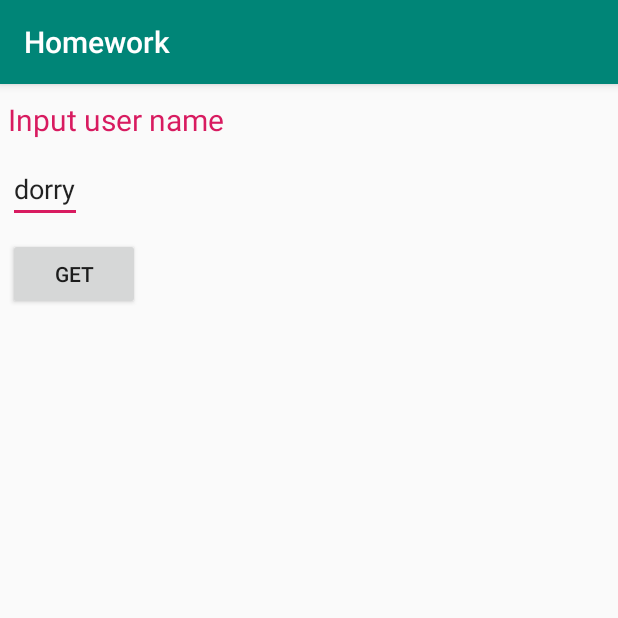
After one commit to Roman-Kov/android3, an Android app: the GitHubRepoActivity screen opened directly, with no data from a screen before it, on a phone screen of 412 x 824 dp, the top half of it. The commit adds this screen. Run offline under Robolectric (Android 15) with nearby library versions, the phone set to English and light mode, and no system bars; our stand-ins replace ButterKnife, RxJava; network calls fail.

Commit message:
Задание к уроку 4.

```diff
--- /dev/null
+++ b/app/src/main/java/com/rojer_ko/homework/lesson_4/data/network/IRestApiForRepos.java
@@ -0,0 +1,14 @@
+package com.rojer_ko.homework.lesson_4.data.network;
+
+import com.rojer_ko.homework.lesson_4.domain.model.GitHubRepo;
+
+import java.util.List;
+
+import io.reactivex.Single;
+import retrofit2.http.GET;
+import retrofit2.http.Path;
+
+public interface IRestApiForRepos {
+    @GET("users/{user}/repos")
+    Single<List<GitHubRepo>> loadRepositories(@Path("user") String user);
+}
--- /dev/null
+++ b/app/src/main/java/com/rojer_ko/homework/lesson_4/data/network/RetrofitInit.java
@@ -0,0 +1,23 @@
+package com.rojer_ko.homework.lesson_4.data.network;
+
+import retrofit2.Retrofit;
+import retrofit2.adapter.rxjava2.RxJava2CallAdapterFactory;
+import retrofit2.converter.gson.GsonConverterFactory;
+
+public class RetrofitInit {
+
+    private static final String BASE_URL = "https://api.github.com/";
+    private static IRestApiForRepos api;
+
+    public static synchronized IRestApiForRepos newApiInstance() {
+        if (api == null) {
+            api = new Retrofit.Builder()
+                    .baseUrl(BASE_URL)
+                    .addConverterFactory(GsonConverterFactory.create())
+                    .addCallAdapterFactory(RxJava2CallAdapterFactory.create())
+                    .build()
+                    .create(IRestApiForRepos.class);
+        }
+        return api;
+    }
+}
--- /dev/null
+++ b/app/src/main/java/com/rojer_ko/homework/lesson_4/data/repository/GitHubRepoRepositoryImpl.java
@@ -0,0 +1,25 @@
+package com.rojer_ko.homework.lesson_4.data.repository;
+
+import com.rojer_ko.homework.lesson_4.data.network.IRestApiForRepos;
+import com.rojer_ko.homework.lesson_4.domain.model.GitHubRepo;
+import com.rojer_ko.homework.lesson_4.domain.repository.GitHubRepoRepository;
+import java.util.List;
+import io.reactivex.Single;
+import io.reactivex.schedulers.Schedulers;
+
+public class GitHubRepoRepositoryImpl implements GitHubRepoRepository {
+
+    private IRestApiForRepos api;
+    private String user;
+
+    public GitHubRepoRepositoryImpl(IRestApiForRepos api, String user) {
+        this.api = api;
+        this.user = user;
+    }
+
+    @Override
+    public Single<List<GitHubRepo>> getRepos(){
+        return  api.loadRepositories(user)
+                .subscribeOn(Schedulers.io());
+    }
+}
--- /dev/null
+++ b/app/src/main/java/com/rojer_ko/homework/lesson_4/domain/repository/GitHubRepoRepository.java
@@ -0,0 +1,9 @@
+package com.rojer_ko.homework.lesson_4.domain.repository;
+
+import com.rojer_ko.homework.lesson_4.domain.model.GitHubRepo;
+import java.util.List;
+import io.reactivex.Single;
+
+public interface GitHubRepoRepository {
+    Single<List<GitHubRepo>> getRepos();
+}
--- /dev/null
+++ b/app/src/main/java/com/rojer_ko/homework/lesson_4/domain/usecase/GitHubRepoInteractor.java
@@ -0,0 +1,25 @@
+package com.rojer_ko.homework.lesson_4.domain.usecase;
+
+import com.rojer_ko.homework.lesson_4.domain.model.GitHubRepo;
+import com.rojer_ko.homework.lesson_4.domain.repository.GitHubRepoRepository;
+import java.util.Collections;
+import java.util.List;
+
+import io.reactivex.Single;
+
+public class GitHubRepoInteractor {
+
+    private GitHubRepoRepository repository;
+
+    public GitHubRepoInteractor(GitHubRepoRepository repository) {
+        this.repository = repository;
+    }
+
+    public Single<List<GitHubRepo>> getRepos(){
+        return  repository.getRepos()
+                .map(list -> {
+                    Collections.sort(list);
+                    return list;
+                });
+    }
+}
--- /dev/null
+++ b/app/src/main/java/com/rojer_ko/homework/lesson_4/presentation/GitHubRepoActivity.java
@@ -0,0 +1,75 @@
+package com.rojer_ko.homework.lesson_4.presentation;
+
+import androidx.appcompat.app.AppCompatActivity;
+import androidx.lifecycle.ViewModelProviders;
+import androidx.recyclerview.widget.LinearLayoutManager;
+import androidx.recyclerview.widget.RecyclerView;
+import android.os.Bundle;
+import android.widget.EditText;
+import com.rojer_ko.homework.R;
+import com.rojer_ko.homework.lesson_4.data.network.IRestApiForRepos;
+import com.rojer_ko.homework.lesson_4.data.network.RetrofitInit;
+import com.rojer_ko.homework.lesson_4.data.repository.GitHubRepoRepositoryImpl;
+import com.rojer_ko.homework.lesson_4.domain.repository.GitHubRepoRepository;
+import com.rojer_ko.homework.lesson_4.domain.usecase.GitHubRepoInteractor;
+import butterknife.BindView;
+import butterknife.ButterKnife;
+import butterknife.OnClick;
+
+public class GitHubRepoActivity extends AppCompatActivity {
+
+    private GitHubRepoAdapter adapter;
+    private GitHubViewModel viewModel;
+    private String user;
+    private GitHubRepoInteractor interactor;
+
+    @BindView(R.id.rv_git_hub_repos)
+    RecyclerView rv;
+
+    @BindView(R.id.userNameEditText)
+    EditText userNameEditText;
+
+    @Override
+    protected void onCreate(Bundle savedInstanceState) {
+        super.onCreate(savedInstanceState);
+        setContentView(R.layout.activity_git_hub_repo);
+        ButterKnife.bind(this);
+
+        user = userNameEditText.getText().toString();
+
+            initRetrofit(user);
+            initViewModel(interactor);
+            initRecycleView();
+
+            viewModel.gitHubLiveData.observe(this, data -> {
+                adapter.setList(data);
+            });
+    }
+
+    @OnClick(R.id.getReposBtn)
+    void getData(){
+        user = userNameEditText.getText().toString();
+        initRetrofit(user);
+        //initViewModel(interactor);
+        //в интерактор данные приходят, не могу понять
+        //как их положить в ViewModel
+
+    }
+
+    private void initRetrofit(String userName){
+        IRestApiForRepos api = RetrofitInit.newApiInstance();
+        GitHubRepoRepository repository = new GitHubRepoRepositoryImpl(api, userName);
+        interactor = new GitHubRepoInteractor(repository);
+    }
+
+    private void initViewModel(GitHubRepoInteractor interactor){
+        viewModel = ViewModelProviders.of(this, new GitHubViewModelFactory(interactor)).get(GitHubViewModel.class);
+        getLifecycle().addObserver(viewModel);
+    }
+
+    private void initRecycleView(){
+        adapter = new GitHubRepoAdapter();
+        rv.setLayoutManager(new LinearLayoutManager(this));
+        rv.setAdapter(adapter);
+    }
+}
--- /dev/null
+++ b/app/src/main/java/com/rojer_ko/homework/lesson_4/presentation/GitHubRepoAdapter.java
@@ -0,0 +1,54 @@
+package com.rojer_ko.homework.lesson_4.presentation;
+
+import android.view.LayoutInflater;
+import android.view.View;
+import android.view.ViewGroup;
+import android.widget.TextView;
+import androidx.annotation.NonNull;
+import androidx.recyclerview.widget.RecyclerView;
+import com.rojer_ko.homework.R;
+import com.rojer_ko.homework.lesson_4.domain.model.GitHubRepo;
+import java.util.ArrayList;
+import java.util.List;
+
+public class GitHubRepoAdapter extends RecyclerView.Adapter<GitHubRepoAdapter.ViewHolder> {
+
+    private ArrayList<GitHubRepo> gitHubReposList = new ArrayList<>();
+
+    void setList(List<GitHubRepo> data) {
+        gitHubReposList.clear();
+        gitHubReposList.addAll(data);
+        notifyDataSetChanged();
+    }
+
+    @NonNull
+    @Override
+    public ViewHolder onCreateViewHolder(@NonNull ViewGroup parent, int viewType) {
+        return new ViewHolder(LayoutInflater.from(parent.getContext()).inflate(R.layout.item_git_hub_repo, parent, false));
+    }
+
+    @Override
+    public void onBindViewHolder(@NonNull ViewHolder holder, int position) {
+        holder.bind(gitHubReposList.get(position));
+    }
+
+    @Override
+    public int getItemCount() {
+        return gitHubReposList.size();
+    }
+
+    class ViewHolder extends RecyclerView.ViewHolder {
+
+        private TextView gitHubRepo;
+
+        public ViewHolder(@NonNull View itemView) {
+            super(itemView);
+
+            gitHubRepo = itemView.findViewById(R.id.repoTextView);
+        }
+
+        void bind(GitHubRepo item) {
+            gitHubRepo.setText(item.fullName);
+        }
+    }
+}
--- /dev/null
+++ b/app/src/main/java/com/rojer_ko/homework/lesson_4/presentation/GitHubViewModel.java
@@ -0,0 +1,37 @@
+package com.rojer_ko.homework.lesson_4.presentation;
+
+import androidx.lifecycle.Lifecycle;
+import androidx.lifecycle.LifecycleObserver;
+import androidx.lifecycle.MutableLiveData;
+import androidx.lifecycle.OnLifecycleEvent;
+import androidx.lifecycle.ViewModel;
+import com.rojer_ko.homework.lesson_4.domain.model.GitHubRepo;
+import com.rojer_ko.homework.lesson_4.domain.usecase.GitHubRepoInteractor;
+import java.util.List;
+import io.reactivex.disposables.CompositeDisposable;
+
+public class GitHubViewModel extends ViewModel implements LifecycleObserver {
+
+        private GitHubRepoInteractor interactor;
+        private CompositeDisposable compositeDisposable = new CompositeDisposable();
+        public MutableLiveData<List<GitHubRepo>> gitHubLiveData = new MutableLiveData<>();
+
+        public GitHubViewModel(GitHubRepoInteractor interactor) {
+            this.interactor = interactor;
+        }
+
+        @OnLifecycleEvent(Lifecycle.Event.ON_START)
+        public void onStart() {
+            compositeDisposable.add(
+                    interactor.getRepos()
+                            .subscribe(result -> gitHubLiveData.postValue(result),
+                                    throwable -> System.out.println(throwable)
+                            ));
+        }
+
+        @Override
+        protected void onCleared() {
+            compositeDisposable.clear();
+            super.onCleared();
+        }
+}
--- /dev/null
+++ b/app/src/main/java/com/rojer_ko/homework/lesson_4/presentation/GitHubViewModelFactory.java
@@ -0,0 +1,25 @@
+package com.rojer_ko.homework.lesson_4.presentation;
+
+import androidx.annotation.NonNull;
+import androidx.lifecycle.ViewModel;
+import androidx.lifecycle.ViewModelProvider;
+
+import com.rojer_ko.homework.lesson_4.domain.usecase.GitHubRepoInteractor;
+
+public class GitHubViewModelFactory extends ViewModelProvider.NewInstanceFactory {
+
+    private GitHubRepoInteractor interactor;
+
+    public GitHubViewModelFactory(GitHubRepoInteractor interactor) {
+        this.interactor = interactor;
+    }
+
+    @NonNull
+    @Override
+    public <T extends ViewModel> T create(@NonNull Class<T> modelClass) {
+        if (modelClass == GitHubViewModel.class) {
+            return (T) new GitHubViewModel(interactor);
+        }
+        return null;
+    }
+}
--- /dev/null
+++ b/app/src/main/res/layout/activity_git_hub_repo.xml
@@ -0,0 +1,51 @@
+<?xml version="1.0" encoding="utf-8"?>
+<androidx.constraintlayout.widget.ConstraintLayout xmlns:android="http://schemas.android.com/apk/res/android"
+    xmlns:tools="http://schemas.android.com/tools"
+    android:layout_width="match_parent"
+    android:layout_height="match_parent"
+    xmlns:app="http://schemas.android.com/apk/res-auto"
+    tools:context=".lesson_4.presentation.GitHubRepoActivity">
+
+    <TextView
+        android:id="@+id/putUsernameTextView"
+        app:layout_constraintTop_toTopOf="parent"
+        app:layout_constraintStart_toStartOf="parent"
+        android:layout_width="wrap_content"
+        android:layout_height="wrap_content"
+        android:textColor="@color/colorAccent"
+        android:text="@string/input_user_name"
+        android:textSize="20sp"
+        android:layout_marginTop="10dp"
+        android:layout_marginStart="5dp"
+        />
+    <EditText
+        android:id="@+id/userNameEditText"
+        android:layout_width="wrap_content"
+        android:layout_height="wrap_content"
+        android:layout_marginTop="10dp"
+        android:text="dorry"
+        app:layout_constraintStart_toStartOf="@id/putUsernameTextView"
+        app:layout_constraintTop_toBottomOf="@id/putUsernameTextView"
+        />
+    <Button
+        android:id="@+id/getReposBtn"
+        android:layout_width="wrap_content"
+        android:layout_height="wrap_content"
+        android:text="@string/get"
+        android:layout_marginTop="10dp"
+        app:layout_constraintStart_toStartOf="@id/userNameEditText"
+        app:layout_constraintTop_toBottomOf="@id/userNameEditText"
+        />
+
+    <androidx.recyclerview.widget.RecyclerView
+        android:id="@+id/rv_git_hub_repos"
+        android:layout_width="match_parent"
+        android:layout_height="wrap_content"
+        android:layout_marginTop="20dp"
+        android:overScrollMode="never"
+        app:layout_constraintStart_toStartOf="@id/getReposBtn"
+        app:layout_constraintTop_toBottomOf="@id/getReposBtn"
+        tools:itemCount="4"
+        tools:listitem="@layout/item_git_hub_repo"/>
+
+</androidx.constraintlayout.widget.ConstraintLayout>
--- a/app/src/main/res/values/strings.xml
+++ b/app/src/main/res/values/strings.xml
@@ -7,4 +7,7 @@
     <string name="pngImageText">Изображение PNG</string>
     <string name="convertBtnText">КОНВЕРТИРОВАТЬ</string>
     <string name="selectFileToUploadText">Выбери файл для загрузки</string>
+    <string name="input_user_name">Input user name</string>
+    <string name="get">GET</string>
+    <string name="user_name">User Name</string>
 </resources>
```
Also changed, not shown: app/build.gradle (+16 -0 lines), app/src/main/AndroidManifest.xml (+13 -4 lines), app/src/main/java/com/rojer_ko/homework/lesson_4/domain/model/GitHubRepo.java (added, +16 -0 lines), app/src/main/res/layout/item_git_hub_repo.xml (added, +26 -0 lines).
